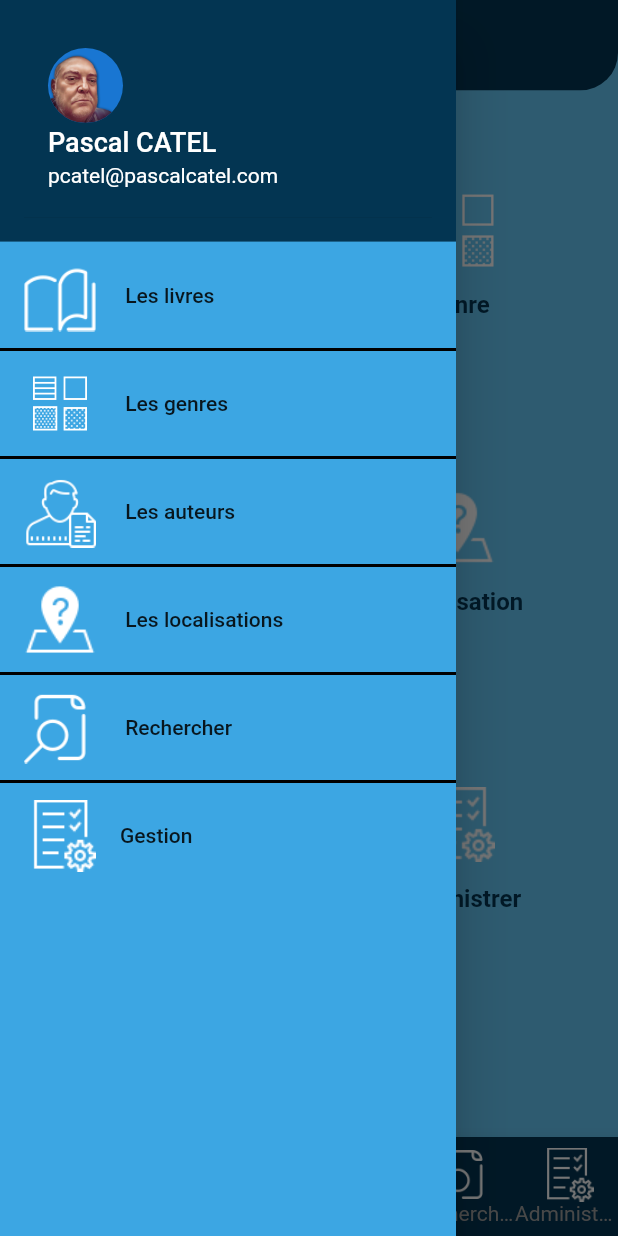
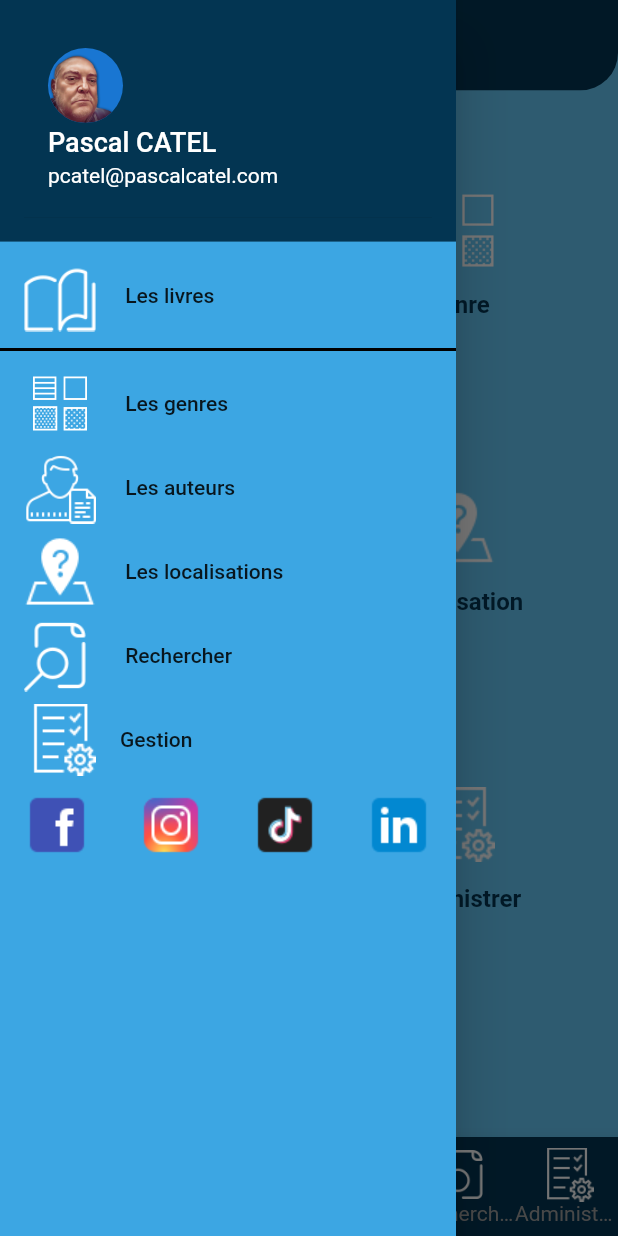
Before and after one commit to pcatel/flutter_studi, a Flutter app: the screen it shows after launch, with the side drawer open, on a phone screen of 412 x 824 dp. Run offline on Flutter 3.47's test engine with Material 2 defaults, Android fonts, the phone set to English and light mode, and no system bars.

Commit message:
mise a jour link reseaux sociaux

```diff
--- a/lib/widgets/drawer.dart
+++ b/lib/widgets/drawer.dart
@@ -11,11 +11,8 @@ class MyDrawerWidget extends StatelessWidget {
 
   @override
   Widget build(BuildContext context) {
-    return Container(
-
-      child: Drawer(
+    return Drawer(
       child: Container(
-
         color: Color.fromARGB(255, 60, 166, 227),
         child: ListView(
           padding: const EdgeInsets.all(0),
@@ -25,7 +22,8 @@ class MyDrawerWidget extends StatelessWidget {
                 color: Color.fromARGB(255, 3, 53, 82),
               ),
               child: UserAccountsDrawerHeader(
-                  decoration: BoxDecoration(color: Color.fromARGB(255, 3, 53, 82)),
+                decoration:
+                    BoxDecoration(color: Color.fromARGB(255, 3, 53, 82)),
                 accountName: Text(
                   "Pascal CATEL",
                   style: TextStyle(fontSize: 18),
@@ -45,7 +43,7 @@ class MyDrawerWidget extends StatelessWidget {
               ),
               title: const Text(' Les livres '),
               onTap: () {
-                  Navigator.pop(context); // Ferme le drawer avant la navigation
+                Navigator.pop(context);
                 Navigator.push(
                   context,
                   MaterialPageRoute(builder: (context) => Ecran1()),
@@ -64,15 +62,12 @@ class MyDrawerWidget extends StatelessWidget {
               ),
               title: const Text(' Les genres '),
               onTap: () {
-                    Navigator.pop(context); // Ferme le drawer avant la navigation
+                Navigator.pop(context);
                 Navigator.push(
                   context,
                   MaterialPageRoute(builder: (context) => const Ecran2()),
                 );
-                  }),
-              Divider(
-                color: Colors.black,
-                thickness: 2,
+              },
             ),
             ListTile(
               leading: SizedBox(
@@ -82,15 +77,12 @@ class MyDrawerWidget extends StatelessWidget {
               ),
               title: const Text(' Les auteurs '),
               onTap: () {
-                    Navigator.pop(context); // Ferme le drawer avant la navigation
+                Navigator.pop(context);
                 Navigator.push(
                   context,
                   MaterialPageRoute(builder: (context) => const Ecran3()),
                 );
-                  }),
-              Divider(
-                color: Colors.black,
-                thickness: 2,
+              },
             ),
             ListTile(
               leading: SizedBox(
@@ -100,15 +92,12 @@ class MyDrawerWidget extends StatelessWidget {
               ),
               title: const Text(' Les localisations '),
               onTap: () {
-                    Navigator.pop(context); // Ferme le drawer avant la navigation
+                Navigator.pop(context);
                 Navigator.push(
                   context,
                   MaterialPageRoute(builder: (context) => const Ecran4()),
                 );
-                  }),
-              Divider(
-                color: Colors.black,
-                thickness: 2,
+              },
             ),
             ListTile(
               leading: SizedBox(
@@ -118,15 +107,12 @@ class MyDrawerWidget extends StatelessWidget {
               ),
               title: const Text(' Rechercher '),
               onTap: () {
-                    Navigator.pop(context); // Ferme le drawer avant la navigation
+                Navigator.pop(context);
                 Navigator.push(
                   context,
                   MaterialPageRoute(builder: (context) => const Ecran5()),
                 );
-                  }),
-              Divider(
-                color: Colors.black,
-                thickness: 2,
+              },
             ),
             ListTile(
               leading: SizedBox(
@@ -136,14 +122,26 @@ class MyDrawerWidget extends StatelessWidget {
               ),
               title: const Text('Gestion'),
               onTap: () {
-                    Navigator.pop(context); // Ferme le drawer avant la navigation
+                Navigator.pop(context);
                 Navigator.push(
                   context,
                   MaterialPageRoute(builder: (context) => const Ecran6()),
                 );
-                  }),
+              },
+            ),
+              Container(
+              padding: const EdgeInsets.symmetric(vertical: 5),
+              child: Row(
+                mainAxisAlignment: MainAxisAlignment.spaceAround,
+                children: [
+                  Image.asset('assets/images/facebook.png'),
+                  Image.asset('assets/images/instagram.png'),
+                  Image.asset('assets/images/tiktok.png'),
+                  Image.asset('assets/images/linkedin.png'),
                 ],
               ),
+            ),
+          ],
         ),
       ),
     );
```
Also changed, not shown: lib/widgets/ecran5.dart (+88 -28 lines), pubspec.yaml (+8 -1 lines), assets/images/facebook.png (added), assets/images/instagram.png (added), assets/images/linkedin.png (added), assets/images/tiktok.png (added), pubspec.lock, 5 other files. Lines whose indentation alone changed are shown as unchanged.
